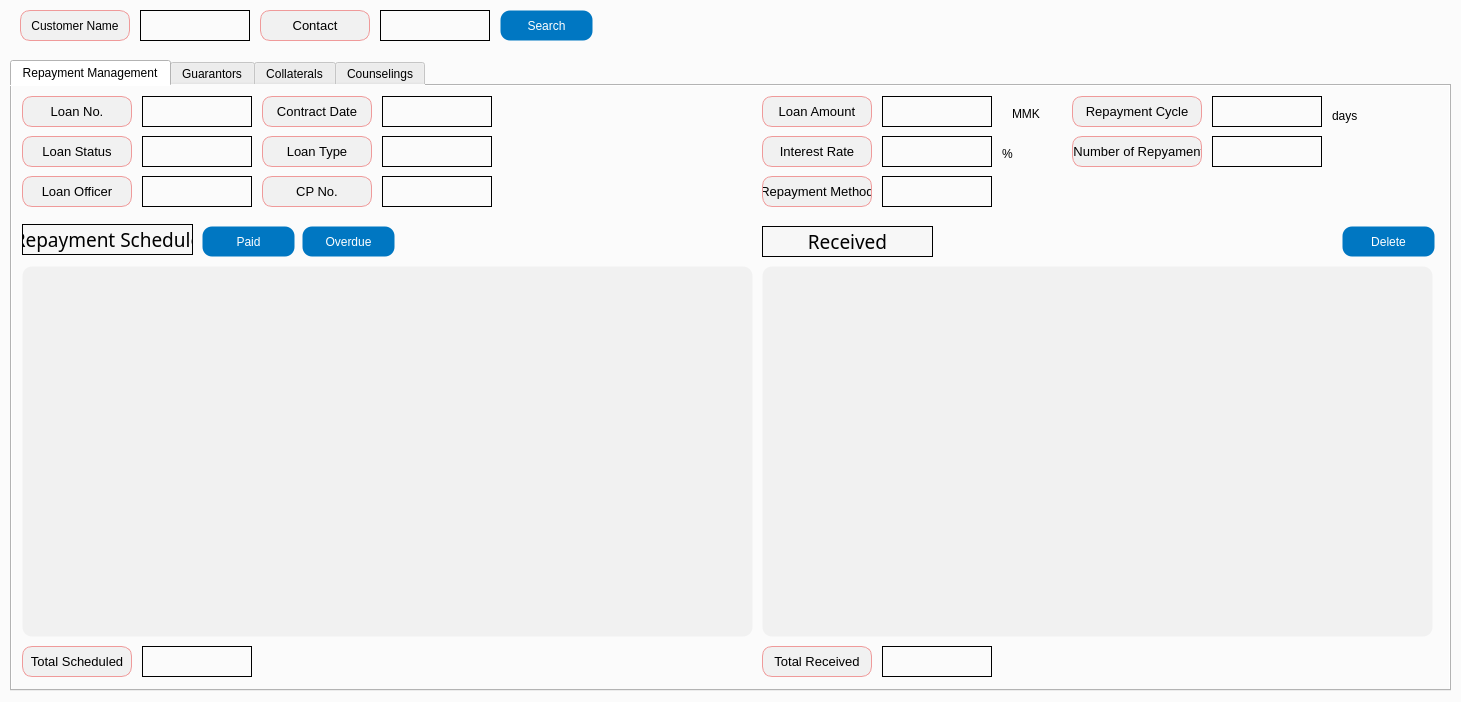
The window that app/src/pages/repayment/single.ui (DY-Microfinance-Customer-Management/dymf-algorithm) describes before a commit, drawn with Qt 5.
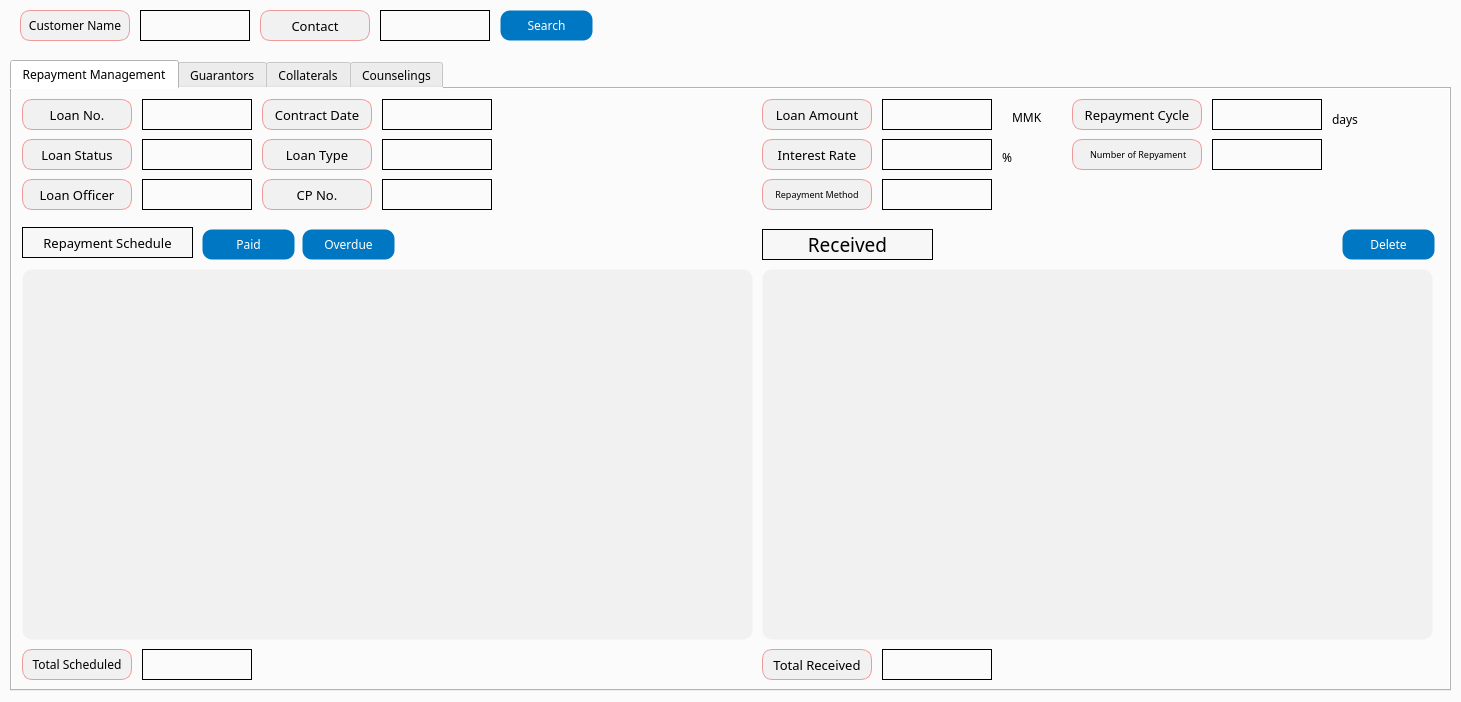
The same window after the commit. The open tabs and pages were chosen to show the change.

The edit to the form file:
```diff
--- a/app/src/pages/repayment/single.ui
+++ b/app/src/pages/repayment/single.ui
@@ -26,6 +26,11 @@
       <height>631</height>
      </rect>
     </property>
+    <property name="font">
+     <font>
+      <family>Arial Black</family>
+     </font>
+    </property>
     <property name="styleSheet">
      <string notr="true">background-color: #fbfbfb;</string>
     </property>
@@ -45,6 +50,11 @@
         <height>31</height>
        </rect>
       </property>
+      <property name="font">
+       <font>
+        <family>Arial Black</family>
+       </font>
+      </property>
       <property name="styleSheet">
        <string notr="true">QPushButton {
     background-color: #0077c2;
@@ -86,8 +96,8 @@
       </property>
       <property name="font">
        <font>
-        <family>Agency FB</family>
-        <pointsize>14</pointsize>
+        <family>Arial Black</family>
+        <pointsize>10</pointsize>
        </font>
       </property>
       <property name="styleSheet">
@@ -112,6 +122,11 @@
         <height>371</height>
        </rect>
       </property>
+      <property name="font">
+       <font>
+        <family>Arial Black</family>
+       </font>
+      </property>
       <property name="styleSheet">
        <string notr="true">background-color: #f1f1f1;
 border: 1px solid transparent;
@@ -127,6 +142,11 @@
         <height>371</height>
        </rect>
       </property>
+      <property name="font">
+       <font>
+        <family>Arial Black</family>
+       </font>
+      </property>
       <property name="styleSheet">
        <string notr="true">background-color: #f1f1f1;
 border: 1px solid transparent;
@@ -142,6 +162,11 @@
         <height>31</height>
        </rect>
       </property>
+      <property name="font">
+       <font>
+        <family>Arial Black</family>
+       </font>
+      </property>
       <property name="styleSheet">
        <string notr="true">QPushButton {
     background-color: #0077c2;
@@ -183,7 +208,7 @@
       </property>
       <property name="font">
        <font>
-        <family>Agency FB</family>
+        <family>Arial Black</family>
         <pointsize>14</pointsize>
        </font>
       </property>
@@ -223,7 +248,8 @@
       </property>
       <property name="font">
        <font>
-        <pointsize>10</pointsize>
+        <family>Arial Black</family>
+        <pointsize>9</pointsize>
        </font>
       </property>
       <property name="styleSheet">
@@ -262,6 +288,11 @@
         <height>16777215</height>
        </size>
       </property>
+      <property name="font">
+       <font>
+        <family>Arial Black</family>
+       </font>
+      </property>
       <property name="styleSheet">
        <string notr="true">QLabel {
     border: 1px solid black;
@@ -304,6 +335,11 @@
         <height>16777215</height>
        </size>
       </property>
+      <property name="font">
+       <font>
+        <family>Arial Black</family>
+       </font>
+      </property>
       <property name="styleSheet">
        <string notr="true">QLabel {
     border: 1px solid black;
@@ -348,6 +384,7 @@
       </property>
       <property name="font">
        <font>
+        <family>Arial Black</family>
         <pointsize>10</pointsize>
        </font>
       </property>
@@ -387,6 +424,11 @@
         <height>16777215</height>
        </size>
       </property>
+      <property name="font">
+       <font>
+        <family>Arial Black</family>
+       </font>
+      </property>
       <property name="styleSheet">
        <string notr="true">QLabel {
     border: 1px solid black;
@@ -429,6 +471,11 @@
         <height>16777215</height>
        </size>
       </property>
+      <property name="font">
+       <font>
+        <family>Arial Black</family>
+       </font>
+      </property>
       <property name="styleSheet">
        <string notr="true">v</string>
       </property>
@@ -460,6 +507,11 @@
         <height>16777215</height>
        </size>
       </property>
+      <property name="font">
+       <font>
+        <family>Arial Black</family>
+       </font>
+      </property>
       <property name="styleSheet">
        <string notr="true">QLabel {
     border: 1px solid black;
@@ -504,6 +556,7 @@
       </property>
       <property name="font">
        <font>
+        <family>Arial Black</family>
         <pointsize>10</pointsize>
        </font>
       </property>
@@ -543,6 +596,11 @@
         <height>16777215</height>
        </size>
       </property>
+      <property name="font">
+       <font>
+        <family>Arial Black</family>
+       </font>
+      </property>
       <property name="styleSheet">
        <string notr="true">QLabel {
     border: 1px solid black;
@@ -587,6 +645,7 @@
       </property>
       <property name="font">
        <font>
+        <family>Arial Black</family>
         <pointsize>10</pointsize>
        </font>
       </property>
@@ -626,6 +685,11 @@
         <height>16777215</height>
        </size>
       </property>
+      <property name="font">
+       <font>
+        <family>Arial Black</family>
+       </font>
+      </property>
       <property name="styleSheet">
        <string notr="true">QLabel {
     border: 1px solid black;
@@ -670,6 +734,7 @@
       </property>
       <property name="font">
        <font>
+        <family>Arial Black</family>
         <pointsize>10</pointsize>
        </font>
       </property>
@@ -711,6 +776,7 @@
       </property>
       <property name="font">
        <font>
+        <family>Arial Black</family>
         <pointsize>10</pointsize>
        </font>
       </property>
@@ -750,6 +816,11 @@
         <height>16777215</height>
        </size>
       </property>
+      <property name="font">
+       <font>
+        <family>Arial Black</family>
+       </font>
+      </property>
       <property name="styleSheet">
        <string notr="true">QLabel {
     border: 1px solid black;
@@ -792,6 +863,11 @@
         <height>16777215</height>
        </size>
       </property>
+      <property name="font">
+       <font>
+        <family>Arial Black</family>
+       </font>
+      </property>
       <property name="styleSheet">
        <string notr="true">QLabel {
     border: 1px solid black;
@@ -834,6 +910,11 @@
         <height>16777215</height>
        </size>
       </property>
+      <property name="font">
+       <font>
+        <family>Arial Black</family>
+       </font>
+      </property>
       <property name="styleSheet">
        <string notr="true">QLabel {
     border: 1px solid black;
@@ -876,6 +957,11 @@
         <height>16777215</height>
        </size>
       </property>
+      <property name="font">
+       <font>
+        <family>Arial Black</family>
+       </font>
+      </property>
       <property name="styleSheet">
        <string notr="true">QLabel {
     border: 1px solid black;
@@ -920,6 +1006,7 @@
       </property>
       <property name="font">
        <font>
+        <family>Arial Black</family>
         <pointsize>10</pointsize>
        </font>
       </property>
@@ -959,6 +1046,11 @@
         <height>16777215</height>
        </size>
       </property>
+      <property name="font">
+       <font>
+        <family>Arial Black</family>
+       </font>
+      </property>
       <property name="styleSheet">
        <string notr="true">QLabel {
     border: 1px solid black;
@@ -1003,7 +1095,8 @@
       </property>
       <property name="font">
        <font>
-        <pointsize>10</pointsize>
+        <family>Arial Black</family>
+        <pointsize>7</pointsize>
        </font>
       </property>
       <property name="styleSheet">
@@ -1044,6 +1137,7 @@
       </property>
       <property name="font">
        <font>
+        <family>Arial Black</family>
         <pointsize>10</pointsize>
        </font>
       </property>
@@ -1085,7 +1179,8 @@
       </property>
       <property name="font">
        <font>
-        <pointsize>10</pointsize>
+        <family>Arial Black</family>
+        <pointsize>7</pointsize>
        </font>
       </property>
       <property name="styleSheet">
@@ -1112,6 +1207,11 @@
         <height>16</height>
        </rect>
       </property>
+      <property name="font">
+       <font>
+        <family>Arial Black</family>
+       </font>
+      </property>
       <property name="text">
        <string>%</string>
       </property>
@@ -1139,6 +1239,7 @@
       </property>
       <property name="font">
        <font>
+        <family>Arial Black</family>
         <pointsize>10</pointsize>
        </font>
       </property>
@@ -1178,6 +1279,11 @@
         <height>16777215</height>
        </size>
       </property>
+      <property name="font">
+       <font>
+        <family>Arial Black</family>
+       </font>
+      </property>
       <property name="styleSheet">
        <string notr="true">QLabel {
     border: 1px solid black;
@@ -1222,6 +1328,7 @@
       </property>
       <property name="font">
        <font>
+        <family>Arial Black</family>
         <pointsize>10</pointsize>
        </font>
       </property>
@@ -1263,6 +1370,7 @@
       </property>
       <property name="font">
        <font>
+        <family>Arial Black</family>
         <pointsize>10</pointsize>
        </font>
       </property>
@@ -1290,6 +1398,11 @@
         <height>20</height>
        </rect>
       </property>
+      <property name="font">
+       <font>
+        <family>Arial Black</family>
+       </font>
+      </property>
       <property name="text">
        <string>days</string>
       </property>
@@ -1303,6 +1416,11 @@
         <height>16</height>
        </rect>
       </property>
+      <property name="font">
+       <font>
+        <family>Arial Black</family>
+       </font>
+      </property>
       <property name="text">
        <string>MMK</string>
       </property>
@@ -1316,6 +1434,11 @@
         <height>31</height>
        </rect>
       </property>
+      <property name="font">
+       <font>
+        <family>Arial Black</family>
+       </font>
+      </property>
       <property name="styleSheet">
        <string notr="true">QPushButton {
     background-color: #0077c2;
@@ -1515,6 +1638,7 @@
     </property>
     <property name="font">
      <font>
+      <family>Arial Black</family>
       <pointsize>10</pointsize>
      </font>
     </property>
@@ -1598,6 +1722,7 @@
     </property>
     <property name="font">
      <font>
+      <family>Arial Black</family>
       <pointsize>9</pointsize>
      </font>
     </property>
@@ -1667,6 +1792,11 @@
       <height>31</height>
      </rect>
     </property>
+    <property name="font">
+     <font>
+      <family>Arial Black</family>
+     </font>
+    </property>
     <property name="styleSheet">
      <string notr="true">QPushButton {
     background-color: #0077c2;
```
Left out of the diff: 18 changed lines with no effect on the pictures.
